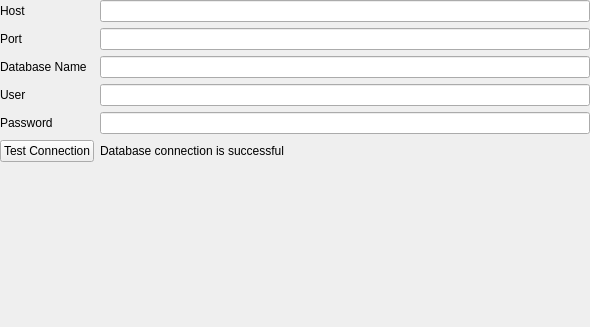
ImagingTools/ImtCore, file Include/imtdbgui/CDatabaseLoginSettingsEditorComp.ui: the form before one commit.
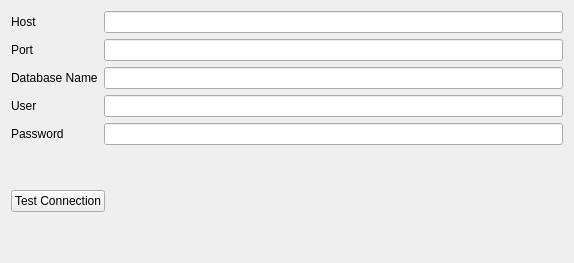
The form after the commit.

Commit message: Check database connection added

```diff
--- a/Include/imtdbgui/CDatabaseLoginSettingsEditorComp.ui
+++ b/Include/imtdbgui/CDatabaseLoginSettingsEditorComp.ui
@@ -6,26 +6,14 @@
    <rect>
     <x>0</x>
     <y>0</y>
-    <width>590</width>
-    <height>327</height>
+    <width>574</width>
+    <height>263</height>
    </rect>
   </property>
   <property name="windowTitle">
    <string>Form</string>
   </property>
   <layout class="QVBoxLayout" name="verticalLayout">
-   <property name="leftMargin">
-    <number>0</number>
-   </property>
-   <property name="topMargin">
-    <number>0</number>
-   </property>
-   <property name="rightMargin">
-    <number>0</number>
-   </property>
-   <property name="bottomMargin">
-    <number>0</number>
-   </property>
    <item>
     <layout class="QFormLayout" name="formLayout">
      <item row="0" column="0">
@@ -82,21 +70,51 @@
        </property>
       </widget>
      </item>
-     <item row="5" column="0">
-      <widget class="QPushButton" name="pushButton">
+    </layout>
+   </item>
+   <item>
+    <widget class="QFrame" name="TestConnectionFrame">
+     <property name="frameShape">
+      <enum>QFrame::NoFrame</enum>
+     </property>
+     <property name="frameShadow">
+      <enum>QFrame::Raised</enum>
+     </property>
+     <layout class="QHBoxLayout" name="horizontalLayout">
+      <property name="leftMargin">
+       <number>0</number>
+      </property>
+      <property name="topMargin">
+       <number>0</number>
+      </property>
+      <property name="rightMargin">
+       <number>0</number>
+      </property>
+      <property name="bottomMargin">
+       <number>0</number>
+      </property>
+      <item>
+       <widget class="QPushButton" name="TestConnectionButton">
+        <property name="sizePolicy">
+         <sizepolicy hsizetype="Maximum" vsizetype="Fixed">
+          <horstretch>0</horstretch>
+          <verstretch>0</verstretch>
+         </sizepolicy>
+        </property>
        <property name="text">
         <string>Test Connection</string>
        </property>
       </widget>
      </item>
-     <item row="5" column="1">
-      <widget class="QLabel" name="label_6">
+      <item>
+       <widget class="QLabel" name="ConnectionTestResultLabel">
        <property name="text">
-        <string>Database connection is successful</string>
+         <string/>
        </property>
       </widget>
      </item>
     </layout>
+    </widget>
    </item>
   </layout>
  </widget>
```
Lines whose indentation alone changed are shown as unchanged. The commit also changes 2 other files.
